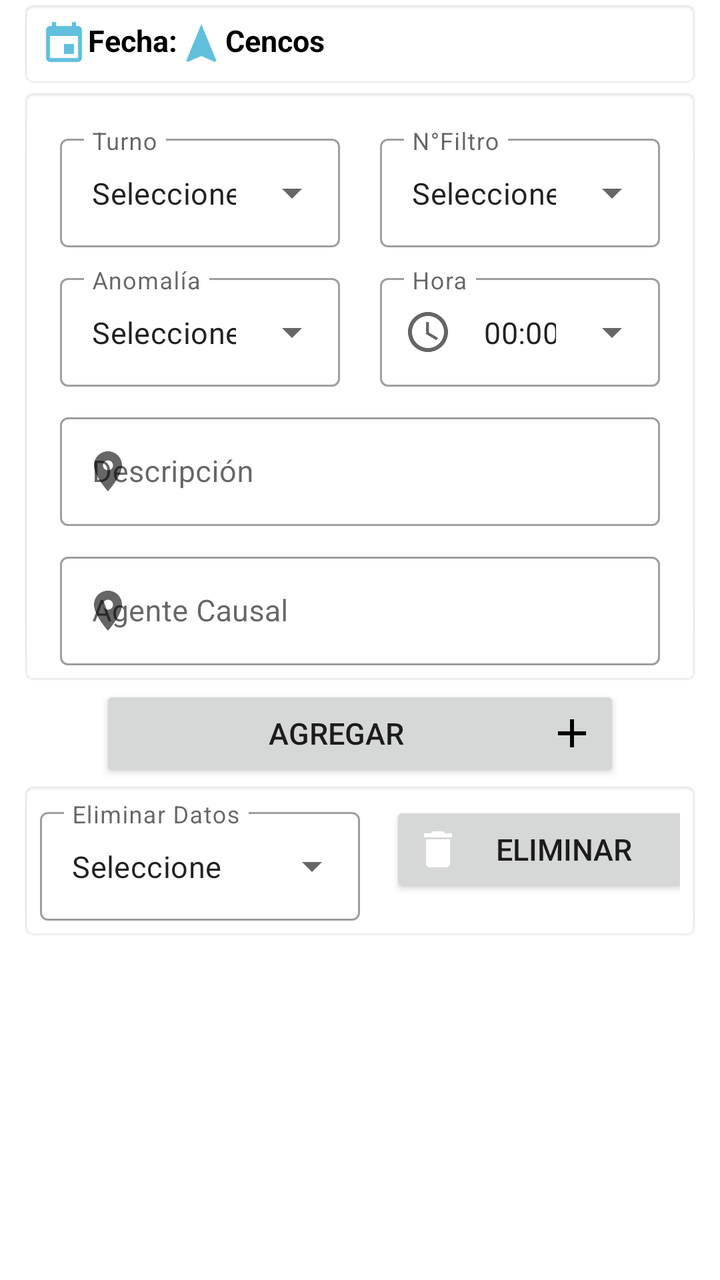
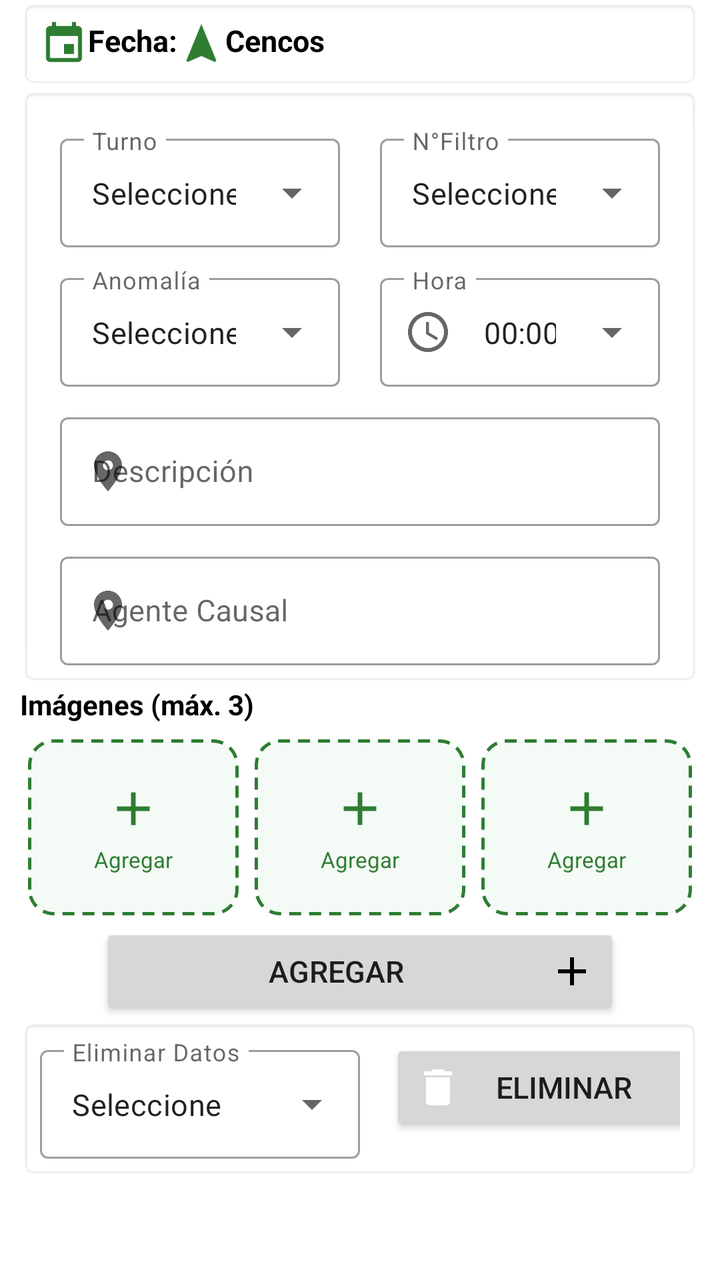

An Android layout rendered at two revisions. The XML below is the earlier revision; the diff shows what the commit changed to produce the second picture.
<!-- AndroidManifest.xml: application theme Theme.Bioseguridad -->
<!-- res/layout/fragment_garita.xml -->
<?xml version="1.0" encoding="utf-8"?>
<RelativeLayout android:layout_width="match_parent" android:layout_height="match_parent"
  xmlns:android="http://schemas.android.com/apk/res/android" xmlns:app="http://schemas.android.com/apk/res-auto">
    <ScrollView android:layout_width="match_parent" android:layout_height="wrap_content">
        <LinearLayout android:orientation="vertical" android:layout_width="match_parent" android:layout_height="wrap_content" android:layout_marginLeft="10.0dp" android:layout_marginRight="10.0dp">
            <TableLayout android:layout_width="match_parent" android:layout_height="wrap_content" style="@style/MyEditTextStyle">
                <LinearLayout android:orientation="horizontal" android:layout_width="match_parent" android:layout_height="wrap_content">
                    <TextView android:textAppearance="@style/estilo_contenido_Fragment_black" android:textSize="15.0sp" android:id="@+id/tvFecha" android:layout_width="wrap_content" android:layout_height="wrap_content" android:text="@string/sFecha" android:drawableTint="@color/colorPrimary" app:drawableStartCompat="@drawable/ic_date" />
                    <TextView android:textAppearance="@style/estilo_contenido_Fragment_black" android:textSize="15.0sp" android:id="@+id/etCencos" android:layout_width="wrap_content" android:layout_height="wrap_content" android:text="Cencos" android:inputType="textPersonName" android:drawableTint="@color/colorPrimary" app:drawableStartCompat="@drawable/ic_cencos" />
                </LinearLayout>
            </TableLayout>
            <TableLayout android:layout_width="match_parent" android:layout_height="wrap_content" style="@style/MyEditTextStyle">
                <LinearLayout android:orientation="horizontal" android:layout_width="match_parent" android:layout_height="wrap_content">
                    <LinearLayout android:gravity="center" android:orientation="vertical" android:id="@+id/llIngreso" android:layout_width="0.0dp" android:layout_height="wrap_content" android:layout_weight="1.0">
                        <com.google.android.material.textfield.TextInputLayout android:id="@+id/tvTurno" android:layout_width="match_parent" android:layout_height="wrap_content" android:layout_marginTop="10.0dp" android:hint="Turno" android:layout_marginStart="10.0dp" android:layout_marginEnd="10.0dp" app:layout_constraintEnd_toEndOf="parent" app:layout_constraintStart_toStartOf="parent" app:layout_constraintTop_toTopOf="parent" style="@style/Widget.MaterialComponents.TextInputLayout.OutlinedBox.ExposedDropdownMenu">
                            <AutoCompleteTextView android:textSize="15.0sp" android:id="@+id/spnTurno" android:layout_width="match_parent" android:layout_height="match_parent" android:text="Seleccione" android:layout_weight="1.0" android:inputType="none" />
                        </com.google.android.material.textfield.TextInputLayout>
                    </LinearLayout>
                    <LinearLayout android:gravity="center" android:orientation="vertical" android:id="@+id/llSalida" android:layout_width="0.0dp" android:layout_height="wrap_content" android:layout_weight="1.0">
                        <com.google.android.material.textfield.TextInputLayout android:id="@+id/tvNumFiltro" android:layout_width="match_parent" android:layout_height="wrap_content" android:layout_marginTop="10.0dp" android:hint="N°Filtro" android:layout_marginStart="10.0dp" android:layout_marginEnd="10.0dp" app:layout_constraintEnd_toEndOf="parent" app:layout_constraintStart_toStartOf="parent" app:layout_constraintTop_toTopOf="parent" style="@style/Widget.MaterialComponents.TextInputLayout.OutlinedBox.ExposedDropdownMenu">
                            <AutoCompleteTextView android:textSize="15.0sp" android:id="@+id/spnNumFiltro" android:layout_width="match_parent" android:layout_height="match_parent" android:text="Seleccione" android:layout_weight="1.0" android:inputType="none" />
                        </com.google.android.material.textfield.TextInputLayout>
                    </LinearLayout>
                </LinearLayout>
                <LinearLayout android:orientation="horizontal" android:layout_width="match_parent" android:layout_height="wrap_content">
                    <LinearLayout android:gravity="center" android:orientation="vertical" android:layout_width="0.0dp" android:layout_height="wrap_content" android:layout_weight="1.0">
                        <com.google.android.material.textfield.TextInputLayout android:id="@+id/tvAnomalia" android:layout_width="match_parent" android:layout_height="wrap_content" android:layout_marginTop="10.0dp" android:hint="Anomalía" android:layout_marginStart="10.0dp" android:layout_marginEnd="10.0dp" style="@style/Widget.MaterialComponents.TextInputLayout.OutlinedBox.ExposedDropdownMenu">
                            <AutoCompleteTextView android:textSize="15.0sp" android:id="@+id/spnAnomalia" android:layout_width="match_parent" android:layout_height="wrap_content" android:text="Seleccione" android:layout_weight="1.0" android:inputType="none" />
                        </com.google.android.material.textfield.TextInputLayout>
                    </LinearLayout>
                    <LinearLayout android:gravity="center" android:orientation="vertical" android:layout_width="0.0dp" android:layout_height="wrap_content" android:layout_weight="1.0">
                        <com.google.android.material.textfield.TextInputLayout android:id="@+id/tvHora" android:layout_width="match_parent" android:layout_height="wrap_content" android:layout_marginTop="10.0dp" android:hint="Hora" android:layout_marginStart="10.0dp" android:layout_marginEnd="10.0dp" app:startIconDrawable="@drawable/ic_time" style="@style/Widget.MaterialComponents.TextInputLayout.OutlinedBox.ExposedDropdownMenu">
                            <AutoCompleteTextView android:textSize="15.0sp" android:id="@+id/etHora" android:layout_width="match_parent" android:layout_height="wrap_content" android:text="00:00" android:layout_weight="1.0" android:inputType="none" />
                        </com.google.android.material.textfield.TextInputLayout>
                    </LinearLayout>
                </LinearLayout>
                <TableLayout android:layout_width="match_parent" android:layout_height="wrap_content">
                    <TableRow android:layout_width="match_parent" android:layout_height="wrap_content" />
                </TableLayout>
                <com.google.android.material.textfield.TextInputLayout android:id="@+id/tvDescripcion" android:layout_width="match_parent" android:layout_height="wrap_content" android:layout_marginTop="10.0dp" android:hint="Descripción" android:textAlignment="textStart" android:layout_marginStart="10.0dp" android:layout_marginEnd="10.0dp" app:counterMaxLength="2" app:endIconMode="clear_text" app:helperTextTextColor="#ff0001" app:layout_constraintEnd_toEndOf="parent" app:layout_constraintStart_toStartOf="parent" app:layout_constraintTop_toTopOf="parent" app:startIconDrawable="@drawable/ic_pin_24" style="@style/Widget.MaterialComponents.TextInputLayout.OutlinedBox">
                    <com.google.android.material.textfield.TextInputEditText android:textSize="15.0sp" android:id="@+id/etDescripcion" android:layout_width="match_parent" android:layout_height="wrap_content" android:inputType="textCapSentences" />
                </com.google.android.material.textfield.TextInputLayout>
                <com.google.android.material.textfield.TextInputLayout android:id="@+id/tvAgenteCausal" android:layout_width="match_parent" android:layout_height="wrap_content" android:layout_marginTop="10.0dp" android:hint="Agente Causal" android:textAlignment="textStart" android:layout_marginStart="10.0dp" android:layout_marginEnd="10.0dp" app:counterMaxLength="2" app:endIconMode="clear_text" app:helperTextTextColor="#ff0001" app:layout_constraintEnd_toEndOf="parent" app:layout_constraintStart_toStartOf="parent" app:layout_constraintTop_toTopOf="parent" app:startIconDrawable="@drawable/ic_pin_24" style="@style/Widget.MaterialComponents.TextInputLayout.OutlinedBox">
                    <com.google.android.material.textfield.TextInputEditText android:textSize="15.0sp" android:id="@+id/etAgenteCausal" android:layout_width="match_parent" android:layout_height="wrap_content" android:inputType="textCapSentences" />
                </com.google.android.material.textfield.TextInputLayout>
            </TableLayout>
            <LinearLayout android:orientation="vertical" android:layout_width="match_parent" android:layout_height="wrap_content" android:layout_marginStart="40.0dp" android:layout_marginEnd="40.0dp">
                <Button android:textSize="15.0sp" android:id="@+id/btnAgregar" android:layout_width="match_parent" android:layout_height="wrap_content" android:text="AGREGAR" android:drawableEnd="@drawable/ic_add" />
            </LinearLayout>
            <TableLayout android:id="@+id/tlDelete" android:layout_width="match_parent" android:layout_height="match_parent" style="@style/MyEditTextStyle">
                <LinearLayout android:orientation="horizontal" android:layout_width="match_parent" android:layout_height="wrap_content">
                    <LinearLayout android:gravity="center" android:orientation="vertical" android:layout_width="0.0dp" android:layout_height="wrap_content" android:layout_weight="1.0">
                        <com.google.android.material.textfield.TextInputLayout android:layout_width="match_parent" android:layout_height="wrap_content" android:hint="Eliminar Datos" app:layout_constraintEnd_toEndOf="parent" app:layout_constraintStart_toStartOf="parent" app:layout_constraintTop_toTopOf="parent" style="@style/Widget.MaterialComponents.TextInputLayout.OutlinedBox.ExposedDropdownMenu">
                            <AutoCompleteTextView android:textSize="15.0sp" android:id="@+id/spnEliminar" android:layout_width="match_parent" android:layout_height="wrap_content" android:text="Seleccione" android:layout_weight="1.0" android:inputType="none" />
                        </com.google.android.material.textfield.TextInputLayout>
                    </LinearLayout>
                    <LinearLayout android:gravity="center" android:orientation="vertical" android:layout_width="0.0dp" android:layout_height="wrap_content" android:layout_weight="1.0">
                        <Button android:enabled="true" android:textSize="15.0sp" android:id="@+id/btnEliminar" android:layout_width="match_parent" android:layout_height="wrap_content" android:text="Eliminar" android:drawableLeft="@drawable/ic_delete" android:layout_marginStart="10.0dp" android:drawableTint="@color/white" />
                    </LinearLayout>
                </LinearLayout>
            </TableLayout>
            <HorizontalScrollView android:layout_width="match_parent" android:layout_height="match_parent">
                <LinearLayout android:orientation="horizontal" android:layout_width="wrap_content" android:layout_height="match_parent">
                    <TableLayout android:id="@+id/tlRegGarita" android:layout_width="wrap_content" android:layout_height="match_parent" />
                </LinearLayout>
            </HorizontalScrollView>
        </LinearLayout>
    </ScrollView>
</RelativeLayout>
<!-- resources referenced by this layout -->
<resources>
  <color name="colorPrimary">#61c0dd</color>
  <color name="white">#ffffffff</color>
  <!-- drawable ic_add (drawable) -->
  <vector xmlns:android="http://schemas.android.com/apk/res/android" android:width="24dp" android:height="24dp" android:viewportWidth="24" android:viewportHeight="24">
      <path android:fillColor="#FF000000" android:pathData="M19,13h-6v6h-2v-6H5v-2h6V5h2v6h6v2z"/>
  </vector>
  <!-- drawable ic_cencos (drawable) -->
  <vector xmlns:android="http://schemas.android.com/apk/res/android" android:width="24dp" android:height="24dp" android:viewportWidth="24" android:viewportHeight="24">
      <path android:fillColor="#FF000000" android:pathData="M12,2L4.5,20.29L5.21,21L12,18L18.79,21L19.5,20.29L12,2Z"/>
  </vector>
  <!-- drawable ic_date (drawable) -->
  <vector xmlns:android="http://schemas.android.com/apk/res/android" android:width="24dp" android:height="24dp" android:viewportWidth="24" android:viewportHeight="24">
      <path android:fillColor="#FF000000" android:pathData="M19,19H5V8H19M16,1V3H8V1H6V3H5C3.89,3 3,3.9 3,5V19A2,2 0 0,0 5,21H19A2,2 0 0,0 21,19V5C21,3.9 20.1,3 19,3H18V1M17,12H12V17H17V12Z"/>
  </vector>
  <!-- drawable ic_delete (drawable) -->
  <vector xmlns:android="http://schemas.android.com/apk/res/android" android:width="24dp" android:height="24dp" android:viewportWidth="24" android:viewportHeight="24">
      <path android:fillColor="#FF000000" android:pathData="M6,19c0,1.1 0.9,2 2,2h8c1.1,0 2,-0.9 2,-2V7H6v12zM19,4h-3.5l-1,-1h-5l-1,1H5v2h14V4z"/>
  </vector>
  <!-- drawable ic_pin_24 (drawable) -->
  <vector xmlns:android="http://schemas.android.com/apk/res/android" android:width="24dp" android:height="24dp" android:viewportWidth="24" android:viewportHeight="24">
      <path android:fillColor="#FF000000" android:pathData="M12,2C8.13,2 5,5.13 5,9c0,5.25 7,13 7,13s7,-7.75 7,-13c0,-3.87 -3.13,-7 -7,-7zM12,11.5c-1.38,0 -2.5,-1.12 -2.5,-2.5s1.12,-2.5 2.5,-2.5 2.5,1.12 2.5,2.5 -1.12,2.5 -2.5,2.5z"/>
  </vector>
  <!-- drawable ic_time (drawable) -->
  <vector xmlns:android="http://schemas.android.com/apk/res/android" android:width="24dp" android:height="24dp" android:viewportWidth="24" android:viewportHeight="24">
      <path android:fillColor="#FF000000" android:pathData="M11.99,2C6.47,2 2,6.48 2,12s4.47,10 9.99,10C17.52,22 22,17.52 22,12S17.52,2 11.99,2zM12,20c-4.42,0 -8,-3.58 -8,-8s3.58,-8 8,-8 8,3.58 8,8 -3.58,8 -8,8zM12.5,7H11v6l5.25,3.15 0.75,-1.23 -4.5,-2.67V7z"/>
  </vector>
  <string name="sFecha">Fecha:</string>
  <style name="MyEditTextStyle" parent="@android:style/Widget.EditText">
          <item name="android:textSize">20.0sp</item>
          <item name="android:textStyle">bold</item>
          <item name="android:textColor">#400000</item>
          <item name="android:background">@android:drawable/editbox_background_normal</item>
          <item name="android:padding">10.0dp</item>
      </style>
  <style name="estilo_contenido_Fragment_black">
          <item name="android:textSize">15.0sp</item>
          <item name="android:textStyle">bold</item>
          <item name="android:textColor">@color/black</item>
      </style>
  <color name="black">#ff000000</color>
  <color name="purple_500">#2398c5</color>
  <color name="purple_700">#ff3700b3</color>
  <color name="teal_200">#ff03dac5</color>
  <color name="teal_700">#ff018786</color>
  <!-- unchanged entries left out for length: 1 -->
</resources>

<!-- the commit's change to res/layout/fragment_garita.xml (unified diff, before → after) -->
@@ -44,6 +44,7 @@
                     <com.google.android.material.textfield.TextInputEditText android:textSize="15.0sp" android:id="@+id/etAgenteCausal" android:layout_width="match_parent" android:layout_height="wrap_content" android:inputType="textCapSentences" />
                 </com.google.android.material.textfield.TextInputLayout>
             </TableLayout>
+            <include layout="@layout/include_photo_upload" android:layout_width="match_parent" android:layout_height="wrap_content" />
             <LinearLayout android:orientation="vertical" android:layout_width="match_parent" android:layout_height="wrap_content" android:layout_marginStart="40.0dp" android:layout_marginEnd="40.0dp">
                 <Button android:textSize="15.0sp" android:id="@+id/btnAgregar" android:layout_width="match_parent" android:layout_height="wrap_content" android:text="AGREGAR" android:drawableEnd="@drawable/ic_add" />
             </LinearLayout>
@@ -67,3 +68,148 @@
         </LinearLayout>
     </ScrollView>
 </RelativeLayout>
+<!-- res/layout/include_photo_upload.xml (included above) -->
+<?xml version="1.0" encoding="utf-8"?>
+<LinearLayout xmlns:android="http://schemas.android.com/apk/res/android"
+    xmlns:app="http://schemas.android.com/apk/res-auto"
+    android:layout_width="match_parent"
+    android:layout_height="wrap_content"
+    android:layout_marginTop="8dp"
+    android:layout_marginBottom="4dp"
+    android:orientation="vertical">
+
+    <TextView
+        android:layout_width="wrap_content"
+        android:layout_height="wrap_content"
+        android:layout_marginBottom="4dp"
+        android:text="Imágenes (máx. 3)"
+        android:textColor="@color/black"
+        android:textSize="14sp"
+        android:textStyle="bold" />
+
+    <LinearLayout
+        android:layout_width="match_parent"
+        android:layout_height="wrap_content"
+        android:orientation="horizontal">
+
+        <FrameLayout
+            android:id="@+id/photoSlot1"
+            android:layout_width="0dp"
+            android:layout_height="88dp"
+            android:layout_margin="4dp"
+            android:layout_weight="1"
+            android:background="@drawable/bg_photo_upload_slot"
+            android:foreground="?attr/selectableItemBackground">
+
+            <ImageView
+                android:id="@+id/ivPhotoPreview1"
+                android:layout_width="match_parent"
+                android:layout_height="match_parent"
+                android:scaleType="centerCrop"
+                android:visibility="gone"
+                android:contentDescription="@string/app_name" />
+
+            <LinearLayout
+                android:layout_width="match_parent"
+                android:layout_height="match_parent"
+                android:gravity="center"
+                android:orientation="vertical">
+
+                <ImageView
+                    android:layout_width="28dp"
+                    android:layout_height="28dp"
+                    android:src="@drawable/ic_add"
+                    app:tint="@color/colorPrimary"
+                    android:contentDescription="@string/app_name" />
+
+                <TextView
+                    android:layout_width="wrap_content"
+                    android:layout_height="wrap_content"
+                    android:layout_marginTop="4dp"
+                    android:text="Agregar"
+                    android:textColor="@color/colorPrimary"
+                    android:textSize="11sp" />
+            </LinearLayout>
+        </FrameLayout>
+
+        <FrameLayout
+            android:id="@+id/photoSlot2"
+            android:layout_width="0dp"
+            android:layout_height="88dp"
+            android:layout_margin="4dp"
+            android:layout_weight="1"
+            android:background="@drawable/bg_photo_upload_slot"
+            android:foreground="?attr/selectableItemBackground">
+
+            <ImageView
+                android:id="@+id/ivPhotoPreview2"
+                android:layout_width="match_parent"
+                android:layout_height="match_parent"
+                android:scaleType="centerCrop"
+                android:visibility="gone"
+                android:contentDescription="@string/app_name" />
+
+            <LinearLayout
+                android:layout_width="match_parent"
+                android:layout_height="match_parent"
+                android:gravity="center"
+                android:orientation="vertical">
+
+                <ImageView
+                    android:layout_width="28dp"
+                    android:layout_height="28dp"
+                    android:src="@drawable/ic_add"
+                    app:tint="@color/colorPrimary"
+                    android:contentDescription="@string/app_name" />
+
+                <TextView
+                    android:layout_width="wrap_content"
+                    android:layout_height="wrap_content"
+                    android:layout_marginTop="4dp"
+                    android:text="Agregar"
+                    android:textColor="@color/colorPrimary"
+                    android:textSize="11sp" />
+            </LinearLayout>
+        </FrameLayout>
+
+        <FrameLayout
+            android:id="@+id/photoSlot3"
+            android:layout_width="0dp"
+            android:layout_height="88dp"
+            android:layout_margin="4dp"
+            android:layout_weight="1"
+            android:background="@drawable/bg_photo_upload_slot"
+            android:foreground="?attr/selectableItemBackground">
+
+            <ImageView
+                android:id="@+id/ivPhotoPreview3"
+                android:layout_width="match_parent"
+                android:layout_height="match_parent"
+                android:scaleType="centerCrop"
+                android:visibility="gone"
+                android:contentDescription="@string/app_name" />
+
+            <LinearLayout
+                android:layout_width="match_parent"
+                android:layout_height="match_parent"
+                android:gravity="center"
+                android:orientation="vertical">
+
+                <ImageView
+                    android:layout_width="28dp"
+                    android:layout_height="28dp"
+                    android:src="@drawable/ic_add"
+                    app:tint="@color/colorPrimary"
+                    android:contentDescription="@string/app_name" />
+
+                <TextView
+                    android:layout_width="wrap_content"
+                    android:layout_height="wrap_content"
+                    android:layout_marginTop="4dp"
+                    android:text="Agregar"
+                    android:textColor="@color/colorPrimary"
+                    android:textSize="11sp" />
+            </LinearLayout>
+        </FrameLayout>
+    </LinearLayout>
+</LinearLayout>
<!-- resource entries referenced after the edit -->
@@ -1,7 +1,19 @@
 <!-- resources referenced by this layout -->
 <resources>
-  <color name="colorPrimary">#61c0dd</color>
+  <color name="colorPrimary">#2E7D32</color>
   <color name="white">#ffffffff</color>
+  <!-- drawable bg_photo_upload_slot (drawable) -->
+  <?xml version="1.0" encoding="utf-8"?>
+  <shape xmlns:android="http://schemas.android.com/apk/res/android"
+      android:shape="rectangle">
+      <solid android:color="#F4FAF6" />
+      <stroke
+          android:width="1.5dp"
+          android:color="@color/colorPrimary"
+          android:dashWidth="6dp"
+          android:dashGap="4dp" />
+      <corners android:radius="12dp" />
+  </shape>
   <!-- drawable ic_add (drawable) -->
   <vector xmlns:android="http://schemas.android.com/apk/res/android" android:width="24dp" android:height="24dp" android:viewportWidth="24" android:viewportHeight="24">
       <path android:fillColor="#FF000000" android:pathData="M19,13h-6v6h-2v-6H5v-2h6V5h2v6h6v2z"/>
@@ -26,6 +38,7 @@
   <vector xmlns:android="http://schemas.android.com/apk/res/android" android:width="24dp" android:height="24dp" android:viewportWidth="24" android:viewportHeight="24">
       <path android:fillColor="#FF000000" android:pathData="M11.99,2C6.47,2 2,6.48 2,12s4.47,10 9.99,10C17.52,22 22,17.52 22,12S17.52,2 11.99,2zM12,20c-4.42,0 -8,-3.58 -8,-8s3.58,-8 8,-8 8,3.58 8,8 -3.58,8 -8,8zM12.5,7H11v6l5.25,3.15 0.75,-1.23 -4.5,-2.67V7z"/>
   </vector>
+  <string name="app_name">BioSeguridad</string>
   <string name="sFecha">Fecha:</string>
   <style name="MyEditTextStyle" parent="@android:style/Widget.EditText">
           <item name="android:textSize">20.0sp</item>
